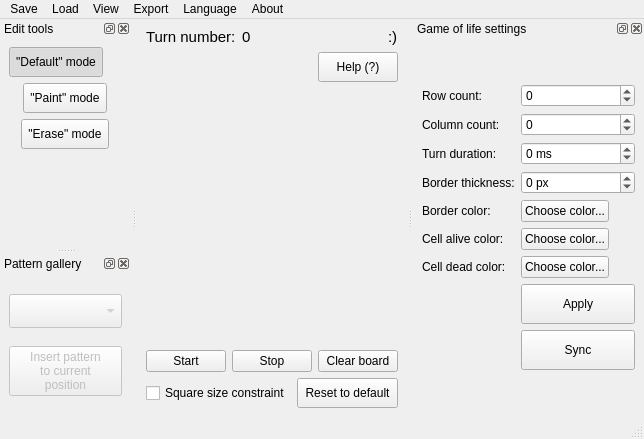
The window that designer/MainWindow.ui (ZyMa-1/Conways_game_of_life_widget) describes before a commit, drawn with Qt 5.
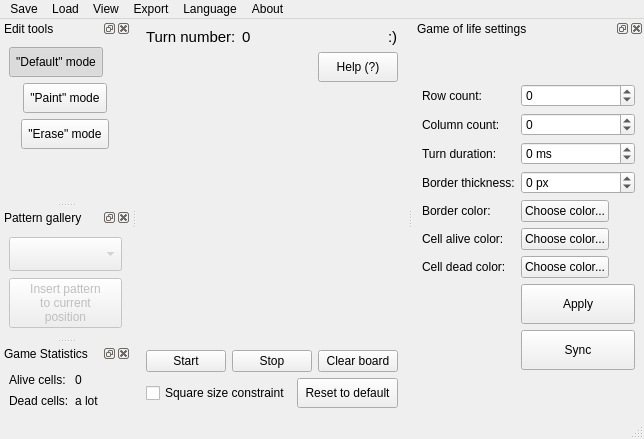
The same window after the commit. Custom widgets are drawn as their Qt base class.

Commit message: Wrapping properties using lambdas + new property support in engine + ui changes

```diff
--- a/designer/MainWindow.ui
+++ b/designer/MainWindow.ui
@@ -890,6 +890,59 @@
     </layout>
    </widget>
   </widget>
+  <widget class="QDockWidget" name="game_statistics_dock_widget">
+   <property name="statusTip">
+    <string>Game statistics dock widget</string>
+   </property>
+   <property name="windowTitle">
+    <string>Game Statistics</string>
+   </property>
+   <attribute name="dockWidgetArea">
+    <number>1</number>
+   </attribute>
+   <widget class="QWidget" name="dockWidgetContents">
+    <layout class="QVBoxLayout" name="verticalLayout_8">
+     <item>
+      <layout class="QGridLayout" name="gridLayout">
+       <item row="0" column="0">
+        <widget class="QLabel" name="label_5">
+         <property name="text">
+          <string>Alive cells:</string>
+         </property>
+        </widget>
+       </item>
+       <item row="1" column="0">
+        <widget class="QLabel" name="label_10">
+         <property name="text">
+          <string>Dead cells:</string>
+         </property>
+        </widget>
+       </item>
+       <item row="0" column="1">
+        <widget class="QLabel" name="alive_cells_label">
+         <property name="statusTip">
+          <string>Alive cells label</string>
+         </property>
+         <property name="text">
+          <string>0</string>
+         </property>
+        </widget>
+       </item>
+       <item row="1" column="1">
+        <widget class="QLabel" name="dead_cells_label">
+         <property name="statusTip">
+          <string>Dead cells label</string>
+         </property>
+         <property name="text">
+          <string>a lot</string>
+         </property>
+        </widget>
+       </item>
+      </layout>
+     </item>
+    </layout>
+   </widget>
+  </widget>
   <action name="action_about">
    <property name="text">
     <string>About</string>
```
The commit also changes 6 other files.
